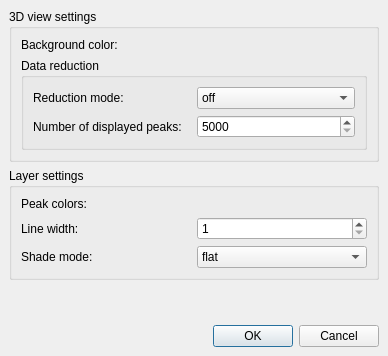
hroest/flaming-archer, file source/VISUAL/DIALOGS/Spectrum3DPrefDialog.ui: the form before one commit.
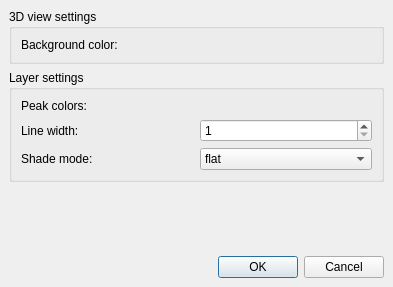
The form after the commit. Custom widgets are drawn as their Qt base class.

Commit message: Removed DataReducers; Updated docu of some visual classes; MultiGradient: seedup of precalculated color calculation

```diff
--- a/source/VISUAL/DIALOGS/Spectrum3DPrefDialog.ui
+++ b/source/VISUAL/DIALOGS/Spectrum3DPrefDialog.ui
@@ -5,8 +5,8 @@
    <rect>
     <x>0</x>
     <y>0</y>
-    <width>388</width>
-    <height>356</height>
+    <width>393</width>
+    <height>287</height>
    </rect>
   </property>
   <property name="windowTitle" >
@@ -28,73 +28,21 @@
       <property name="margin" >
        <number>9</number>
       </property>
-      <property name="spacing" >
+      <property name="topMargin" >
+       <number>9</number>
+      </property>
+      <property name="rightMargin" >
+       <number>9</number>
+      </property>
+      <property name="bottomMargin" >
+       <number>9</number>
+      </property>
+      <property name="horizontalSpacing" >
        <number>6</number>
       </property>
-      <item row="0" column="1" >
-       <widget class="OpenMS::ColorSelector" native="1" name="bg_color" />
-      </item>
-      <item row="1" column="0" colspan="2" >
-       <widget class="QGroupBox" name="groupBox_3" >
-        <property name="title" >
-         <string>Data reduction</string>
-        </property>
-        <layout class="QGridLayout" >
-         <property name="margin" >
-          <number>9</number>
-         </property>
-         <property name="spacing" >
-          <number>6</number>
-         </property>
-         <item row="1" column="1" >
-          <widget class="QSpinBox" name="reduction_peaks" >
-           <property name="maximum" >
-            <number>1000000</number>
-           </property>
-           <property name="minimum" >
-            <number>5000</number>
-           </property>
-           <property name="singleStep" >
-            <number>5000</number>
-           </property>
-          </widget>
-         </item>
-         <item row="0" column="1" >
-          <widget class="QComboBox" name="reduction_mode" >
-           <item>
-            <property name="text" >
-             <string>off</string>
-            </property>
-           </item>
-           <item>
-            <property name="text" >
-             <string>sum_reducer</string>
-            </property>
-           </item>
-           <item>
-            <property name="text" >
-             <string>max_reducer</string>
-            </property>
-           </item>
-          </widget>
-         </item>
-         <item row="1" column="0" >
-          <widget class="QLabel" name="label_6" >
-           <property name="text" >
-            <string>Number of displayed peaks:</string>
-           </property>
-          </widget>
-         </item>
-         <item row="0" column="0" >
-          <widget class="QLabel" name="label_5" >
-           <property name="text" >
-            <string>Reduction mode:</string>
-           </property>
-          </widget>
-         </item>
-        </layout>
-       </widget>
-      </item>
+      <property name="verticalSpacing" >
+       <number>6</number>
+      </property>
       <item row="0" column="0" >
        <widget class="QLabel" name="label" >
         <property name="text" >
@@ -111,10 +59,22 @@
       <string>Layer settings</string>
      </property>
      <layout class="QGridLayout" >
-      <property name="margin" >
+      <property name="leftMargin" >
        <number>9</number>
       </property>
-      <property name="spacing" >
+      <property name="topMargin" >
+       <number>9</number>
+      </property>
+      <property name="rightMargin" >
+       <number>9</number>
+      </property>
+      <property name="bottomMargin" >
+       <number>9</number>
+      </property>
+      <property name="horizontalSpacing" >
+       <number>6</number>
+      </property>
+      <property name="verticalSpacing" >
        <number>6</number>
       </property>
       <item row="1" column="0" >
```
Left out of the diff: 20 changed lines with no effect on the pictures. The commit also changes 38 other files.
